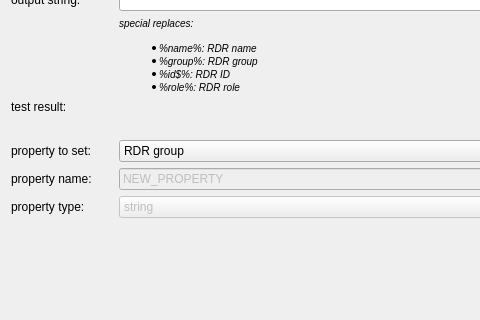
Old version of the form application/dlgsetrdrpropertybyregexp.ui in the repository jkriege2/QuickFit3; both pictures show x 0 to 480 and y 178 to 498 of the 956 by 498 pixel window.
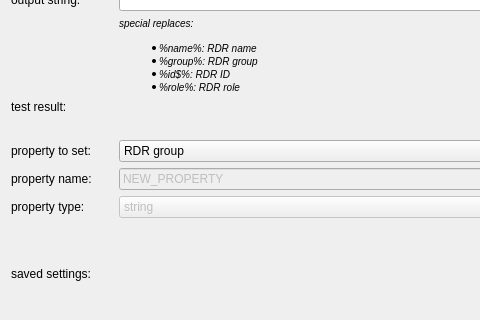
New version of the form. Custom widgets are drawn as their Qt base class.

Commit message: QuickFit3/libwidgets: added widget for automatic named configs QuickFit3: set RDR property by RegExp now supports saving configs under a given name

```diff
--- a/application/dlgsetrdrpropertybyregexp.ui
+++ b/application/dlgsetrdrpropertybyregexp.ui
@@ -263,6 +263,29 @@
        </item>
       </widget>
      </item>
+     <item row="12" column="1">
+      <spacer name="verticalSpacer_2">
+       <property name="orientation">
+        <enum>Qt::Vertical</enum>
+       </property>
+       <property name="sizeHint" stdset="0">
+        <size>
+         <width>20</width>
+         <height>40</height>
+        </size>
+       </property>
+      </spacer>
+     </item>
+     <item row="13" column="1">
+      <widget class="QConfigComboboxWidget" name="widConfig" native="true"/>
+     </item>
+     <item row="13" column="0">
+      <widget class="QLabel" name="label_12">
+       <property name="text">
+        <string>saved settings:</string>
+       </property>
+      </widget>
+     </item>
     </layout>
    </item>
    <item row="0" column="0">
@@ -329,6 +352,14 @@
    </item>
   </layout>
  </widget>
+ <customwidgets>
+  <customwidget>
+   <class>QConfigComboboxWidget</class>
+   <extends>QWidget</extends>
+   <header>qconfigcomboboxwidget.h</header>
+   <container>1</container>
+  </customwidget>
+ </customwidgets>
  <resources/>
  <connections>
   <connection>
```
Left out of the diff: 18 changed lines with no effect on the pictures. The commit also changes 3 other files.
